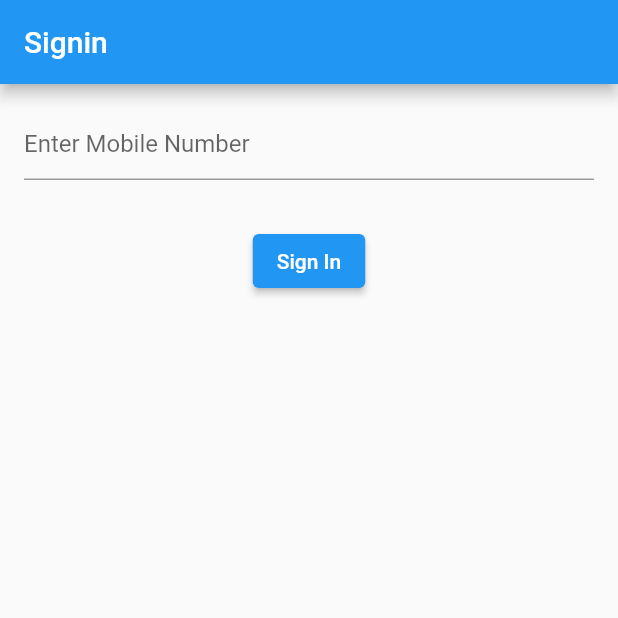
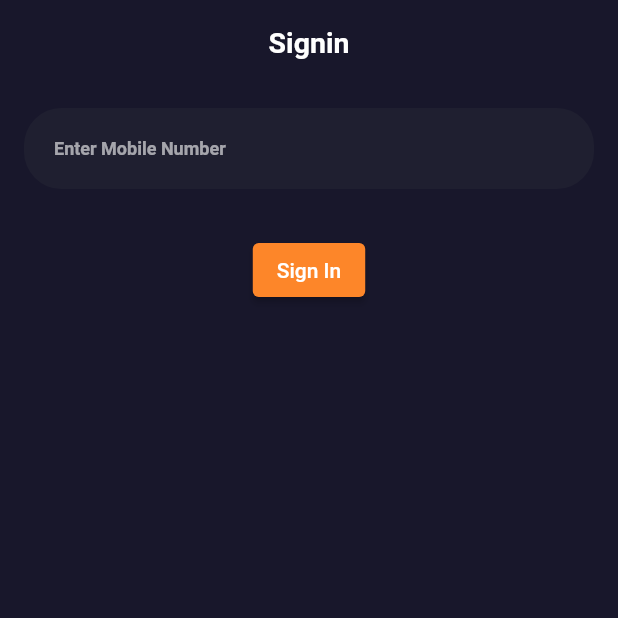
Before and after one commit to self-car-rental/scr-vendor-ui, a Flutter app: the screen it shows after launch, on a phone screen of 412 x 824 dp, the top half of it. Run offline on Flutter 3.47's test engine with Material 2 defaults, Android fonts, the phone set to English and light mode, and no system bars; our stand-ins replace connectivity_plus, equatable, flutter_bloc, flutter_spinkit, font_awesome_flutter, freezed_annotation and 5 more; missing offline and left inert: amplify_api, amplify_auth_cognito, amplify_flutter; accounts and stored records are empty; generated files the repository leaves out were written again.

Commit message:
feat: Implement Bloc-Based Theme Management with Dark Default
Added theme management using Bloc, setting the default theme to dark. This enhancement allows dynamic theme switching between light and dark modes, improving the app's UX and adhering to modern UI standards.

```diff
--- a/lib/common/widgets/empty_widget.dart
+++ b/lib/common/widgets/empty_widget.dart
@@ -3,7 +3,6 @@ import 'package:flutter/material.dart';
 
 // Project imports:
 import 'package:scr_vendor/core/themes/app_asset.dart';
-import 'package:scr_vendor/core/themes/app_style.dart';
 
 // Project imports:
 
@@ -18,7 +17,10 @@ class EmptyWidget extends StatelessWidget {
       child: Column(
         children: [
           Image.asset(AppAsset.emptyState),
-          Text(message, style: headLine1),
+          Text(
+            message,
+            style: Theme.of(context).textTheme.displayLarge,
+          ),
         ],
       ),
     );
--- /dev/null
+++ b/lib/core/bloc/theme/theme_bloc.dart
@@ -0,0 +1,29 @@
+// Flutter imports:
+import 'package:flutter/material.dart';
+
+// Package imports:
+import 'package:equatable/equatable.dart';
+import 'package:flutter_bloc/flutter_bloc.dart';
+
+// Project imports:
+import 'package:scr_vendor/core/themes/app_theme.dart';
+
+part 'theme_event.dart';
+part 'theme_state.dart';
+
+class ThemeBloc extends Bloc<ThemeEvent, ThemeState> {
+  ThemeBloc() : super(ThemeState.initial()) {
+    on<ThemeEvent>((event, emit) => _handleThemeChange(event, emit));
+  }
+
+  void _handleThemeChange(ThemeEvent event, Emitter<ThemeState> emit) {
+    final newTheme = _isLightTheme
+        ? AppThemes.appThemeData[AppTheme.darkTheme]
+        : AppThemes.appThemeData[AppTheme.lightTheme];
+    emit(ThemeState(theme: newTheme!));
+  }
+
+  bool get _isLightTheme {
+    return state.theme == AppThemes.appThemeData[AppTheme.lightTheme];
+  }
+}
--- /dev/null
+++ b/lib/core/bloc/theme/theme_event.dart
@@ -0,0 +1,8 @@
+part of 'theme_bloc.dart';
+
+class ThemeEvent extends Equatable {
+  const ThemeEvent();
+
+  @override
+  List<Object?> get props => [];
+}
--- /dev/null
+++ b/lib/core/bloc/theme/theme_state.dart
@@ -0,0 +1,19 @@
+part of 'theme_bloc.dart';
+
+@immutable
+class ThemeState extends Equatable {
+  final ThemeData theme;
+
+  const ThemeState({required this.theme});
+
+  factory ThemeState.initial() {
+    return ThemeState(theme: AppThemes.appThemeData[AppTheme.darkTheme]!);
+  }
+
+  @override
+  List<Object?> get props => [theme];
+
+  ThemeState copyWith({ThemeData? theme}) {
+    return ThemeState(theme: theme ?? this.theme);
+  }
+}
--- a/lib/core/themes/app_theme.dart
+++ b/lib/core/themes/app_theme.dart
@@ -2,78 +2,109 @@
 import 'package:flutter/material.dart';
 
 // Project imports:
+import 'package:scr_vendor/core/themes/app_color.dart';
 import 'package:scr_vendor/core/themes/app_style.dart';
-import 'package:scr_vendor/core/themes/theme_constants.dart';
 
-class AppTheme {
-  AppTheme._();
+enum AppTheme { lightTheme, darkTheme }
 
-  static ThemeData lightAppTheme = ThemeData(
-    appBarTheme: const AppBarTheme(color: Color(0xFFF4511E), centerTitle: true),
-    dialogTheme: const DialogTheme(
-      shape: RoundedRectangleBorder(
-        side: BorderSide(color: Color(0xFFF4511E), width: 1.0),
-        borderRadius: BorderRadius.all(Radius.circular(15.0)),
+class AppThemes {
+  const AppThemes._();
+
+  static final appThemeData = {
+    AppTheme.lightTheme: ThemeData(
+      scaffoldBackgroundColor: LightThemeColor.primaryDark,
+      canvasColor: LightThemeColor.primaryLight,
+      floatingActionButtonTheme: const FloatingActionButtonThemeData(
+        backgroundColor: LightThemeColor.accent,
       ),
+      appBarTheme: const AppBarTheme(
+        backgroundColor: Colors.transparent,
+        elevation: 0,
+        iconTheme: IconThemeData(color: Colors.black45),
+        centerTitle: true,
+        titleTextStyle: h2Style,
       ),
-    inputDecorationTheme: const InputDecorationTheme(
-        enabledBorder: enabledBorder,
-        focusedBorder: focusedBorder,
-        errorBorder: errorBorder,
-        border: inputBorder),
       elevatedButtonTheme: ElevatedButtonThemeData(
-      style: ElevatedButton.styleFrom(backgroundColor: const Color(0xFFF4511E)),
-    ),
-    floatingActionButtonTheme: const FloatingActionButtonThemeData(
-      backgroundColor: Color(0xFFF4511E),
-    ),
-    fontFamily: AppString.appFont,
-    textButtonTheme: TextButtonThemeData(
-      style: TextButton.styleFrom(
-        foregroundColor: Colors.black54,
-        shape: const RoundedRectangleBorder(
-          side: BorderSide(color: Colors.grey),
+        style: ButtonStyle(
+          backgroundColor: MaterialStateProperty.all<Color>(
+            LightThemeColor.accent,
           ),
         ),
       ),
-    timePickerTheme: TimePickerThemeData(
-      shape: const RoundedRectangleBorder(
-        borderRadius: BorderRadius.all(Radius.circular(8)),
-        side: BorderSide(color: Colors.grey, width: 2),
+      hintColor: Colors.black45,
+      inputDecorationTheme: InputDecorationTheme(
+        border: const OutlineInputBorder(borderSide: BorderSide.none),
+        enabledBorder: textFieldStyle,
+        focusedBorder: textFieldStyle,
+        filled: true,
+        contentPadding: const EdgeInsets.all(20),
+        fillColor: Colors.white,
       ),
-      dialHandColor: const Color(0xFFF4511E),
-      hourMinuteColor: MaterialStateColor.resolveWith(
-        (states) => states.contains(MaterialState.selected)
-            ? const Color(0xFFF4511E)
-            : Colors.black12,
+      bottomNavigationBarTheme: const BottomNavigationBarThemeData(
+        type: BottomNavigationBarType.fixed,
+        backgroundColor: Colors.white,
+        selectedItemColor: LightThemeColor.accent,
       ),
-      hourMinuteTextColor: MaterialStateColor.resolveWith(
-        (states) => states.contains(MaterialState.selected)
-            ? Colors.black54
-            : Colors.grey,
+      textTheme: const TextTheme(
+        displayLarge: h1Style,
+        displayMedium: h2Style,
+        displaySmall: h3Style,
+        headlineMedium: h4StyleLight,
+        headlineSmall: h5StyleLight,
+        bodyLarge: bodyTextLight,
+        titleMedium: subtitleLight,
       ),
-      dayPeriodBorderSide: const BorderSide(color: Colors.grey),
-      dayPeriodShape: RoundedRectangleBorder(
-        borderRadius: BorderRadius.circular(5),
+      iconTheme: const IconThemeData(color: Colors.black45),
+      bottomAppBarTheme: const BottomAppBarTheme(color: Colors.white),
     ),
-      dayPeriodColor: Colors.transparent,
-      dayPeriodTextColor: MaterialStateColor.resolveWith(
-        (states) => states.contains(MaterialState.selected)
-            ? const Color(0xFFF4511E)
-            : Colors.black12,
+    AppTheme.darkTheme: ThemeData(
+      scaffoldBackgroundColor: DarkThemeColor.primaryDark,
+      canvasColor: DarkThemeColor.primaryLight,
+      floatingActionButtonTheme: const FloatingActionButtonThemeData(
+        backgroundColor: LightThemeColor.accent,
       ),
-      hourMinuteShape: RoundedRectangleBorder(
-        borderRadius: BorderRadius.circular(10),
-        side: const BorderSide(color: Colors.black12),
+      appBarTheme: const AppBarTheme(
+        backgroundColor: Colors.transparent,
+        elevation: 0,
+        toolbarTextStyle: TextStyle(color: Colors.white),
+        centerTitle: true,
+        iconTheme: IconThemeData(color: Colors.white),
+        titleTextStyle: h2Style,
       ),
-    ),
-    bottomSheetTheme: const BottomSheetThemeData(
-      shape: RoundedRectangleBorder(
-        borderRadius: BorderRadius.only(
-          topLeft: Radius.circular(20),
-          topRight: Radius.circular(20),
+      elevatedButtonTheme: ElevatedButtonThemeData(
+        style: ButtonStyle(
+          backgroundColor: MaterialStateProperty.all<Color>(
+            LightThemeColor.accent,
           ),
         ),
       ),
-  );
+      hintColor: Colors.white60,
+      inputDecorationTheme: InputDecorationTheme(
+        enabledBorder: textFieldStyle,
+        focusedBorder: textFieldStyle,
+        filled: true,
+        contentPadding: const EdgeInsets.all(20),
+        fillColor: DarkThemeColor.primaryLight,
+      ),
+      bottomNavigationBarTheme: const BottomNavigationBarThemeData(
+        type: BottomNavigationBarType.fixed,
+        backgroundColor: DarkThemeColor.primaryLight,
+        selectedItemColor: LightThemeColor.accent,
+        unselectedItemColor: Colors.white70,
+      ),
+      textTheme: TextTheme(
+        displayLarge: h1Style.copyWith(color: Colors.white),
+        displayMedium: h2Style.copyWith(color: Colors.white),
+        displaySmall: h3Style.copyWith(color: Colors.white),
+        headlineMedium: h4StyleLight.copyWith(color: Colors.white),
+        headlineSmall: h5StyleLight.copyWith(color: Colors.white),
+        bodyLarge: bodyTextLight.copyWith(color: Colors.white),
+        titleMedium: subtitleLight.copyWith(color: Colors.white60),
+      ),
+      iconTheme: const IconThemeData(color: Colors.white),
+      bottomAppBarTheme: const BottomAppBarTheme(
+        color: DarkThemeColor.primaryLight,
+      ),
+    )
+  };
 }
--- a/lib/features/auth/presentation/screens/sign_in_screen.dart
+++ b/lib/features/auth/presentation/screens/sign_in_screen.dart
@@ -31,6 +31,7 @@ class SignInScreen extends StatelessWidget {
       appBar: AppBar(
           title: Text(
         context.tr.signinPageTitle,
+        style: Theme.of(context).textTheme.displayMedium,
       )),
       body: SingleChildScrollView(
         padding: const EdgeInsets.all(16.0),
--- a/lib/features/auth/presentation/screens/sign_up_screen.dart
+++ b/lib/features/auth/presentation/screens/sign_up_screen.dart
@@ -115,7 +115,10 @@ class SignUpScreen extends StatelessWidget {
   Widget _buildSignUpButton(BuildContext context) {
     return ElevatedButton(
       onPressed: () => _onSignUpPressed(context),
-      child: Text(context.tr.signupButtonTitle),
+      child: Text(
+        context.tr.signupButtonTitle,
+        style: Theme.of(context).textTheme.displayMedium,
+      ),
     );
   }
 
--- a/lib/features/auth/presentation/screens/verify_otp_screen.dart
+++ b/lib/features/auth/presentation/screens/verify_otp_screen.dart
@@ -28,6 +28,7 @@ class VerifyOtpScreen extends StatelessWidget {
       appBar: AppBar(
         title: Text(
           context.tr.verifyOtpPageTitle,
+          style: Theme.of(context).textTheme.displayMedium,
         ),
       ),
       body: SingleChildScrollView(
--- a/lib/features/car/presentation/screens/car_list_screen.dart
+++ b/lib/features/car/presentation/screens/car_list_screen.dart
@@ -14,6 +14,7 @@ class CarListScreen extends StatelessWidget {
       appBar: AppBar(
         title: Text(
           context.tr.carsPageTitle,
+          style: Theme.of(context).textTheme.displayMedium,
         ),
       ),
       body: const Center(),
--- a/lib/features/hub/presentation/screens/create_hub_screen.dart
+++ b/lib/features/hub/presentation/screens/create_hub_screen.dart
@@ -14,6 +14,7 @@ class CreateHubScreen extends StatelessWidget {
       appBar: AppBar(
         title: Text(
           context.tr.createHubPageTitle,
+          style: Theme.of(context).textTheme.displayMedium,
         ),
       ),
       body: Center(
@@ -21,7 +22,9 @@ class CreateHubScreen extends StatelessWidget {
           onPressed: () {
             // Add your onPressed logic here, if needed
           },
-          child: Text(context.tr.createHubButtonTitle),
+          child: Text(
+            context.tr.createHubButtonTitle,
+          ),
         ),
       ),
     );
--- a/lib/features/hub/presentation/screens/edit_hub_screen.dart
+++ b/lib/features/hub/presentation/screens/edit_hub_screen.dart
@@ -15,6 +15,7 @@ class EditHubScreen extends StatelessWidget {
       appBar: AppBar(
         title: Text(
           context.tr.editHubPageTitle,
+          style: Theme.of(context).textTheme.displayMedium,
         ),
       ),
       body: Center(
--- a/lib/features/hub/presentation/screens/hub_list_screen.dart
+++ b/lib/features/hub/presentation/screens/hub_list_screen.dart
@@ -18,6 +18,7 @@ class HubListScreen extends StatelessWidget {
       appBar: AppBar(
         title: Text(
           context.tr.hubsPageTitle,
+          style: Theme.of(context).textTheme.displayMedium,
         ),
       ),
       body: Padding(
--- a/lib/main.dart
+++ b/lib/main.dart
@@ -13,6 +13,7 @@
 import 'package:scr_vendor/core/amplify/amplify_initializer.dart';
 import 'package:scr_vendor/core/bloc/connectivity/connectivity_bloc.dart';
 import 'package:scr_vendor/core/bloc/localization/localization_bloc.dart';
+import 'package:scr_vendor/core/bloc/theme/theme_bloc.dart';
 import 'package:scr_vendor/core/routes/app_router.dart';
 import 'package:scr_vendor/core/services/language_preference_service.dart';
 import 'package:scr_vendor/core/utils/app_keys.dart';
@@ -63,9 +64,10 @@
         BlocProvider(create: (_) => serviceLocator<ConnectivityBloc>()),
         BlocProvider(create: (_) => serviceLocator<AuthBloc>()),
         BlocProvider(create: (_) => serviceLocator<UserBloc>()),
+        BlocProvider(create: (_) => ThemeBloc()), // Add ThemeBloc
       ],
-      child: BlocBuilder<LocalizationBloc, Locale>(
-        builder: (context, locale) {
+      child: BlocBuilder<ThemeBloc, ThemeState>(
+        builder: (context, themeState) {
           return MaterialApp.router(
             routerConfig: AppRouter.router,
             localizationsDelegates: const [
@@ -77,7 +79,8 @@
             supportedLocales: LanguageConstants.languages.keys
                 .map((langCode) => Locale(langCode))
                 .toList(),
-            locale: locale,
+            locale: context.watch<LocalizationBloc>().state,
+            theme: themeState.theme, // Apply the theme from ThemeBloc's state
             builder: (context, child) => Scaffold(
               key: rootScaffoldKey,
               body:
--- a/pubspec.yaml
+++ b/pubspec.yaml
@@ -25,6 +25,7 @@ dependencies:
   connectivity_plus: 5.0.1
   hive: 2.2.3
   hive_flutter: 1.1.0
+  font_awesome_flutter: 10.6.0
   flutter_localizations:
     sdk: flutter
 
```
Also changed, not shown: lib/core/themes/app_color.dart (added, +18 -0 lines), lib/core/themes/app_style.dart (+31 -59 lines), lib/features/profile/presentation/screens/profile_screen.dart (+10 -1 lines), lib/features/user/presentation/screens/user_list_screen.dart (+15 -6 lines), pubspec.lock. Lines whose indentation alone changed are shown as unchanged.
